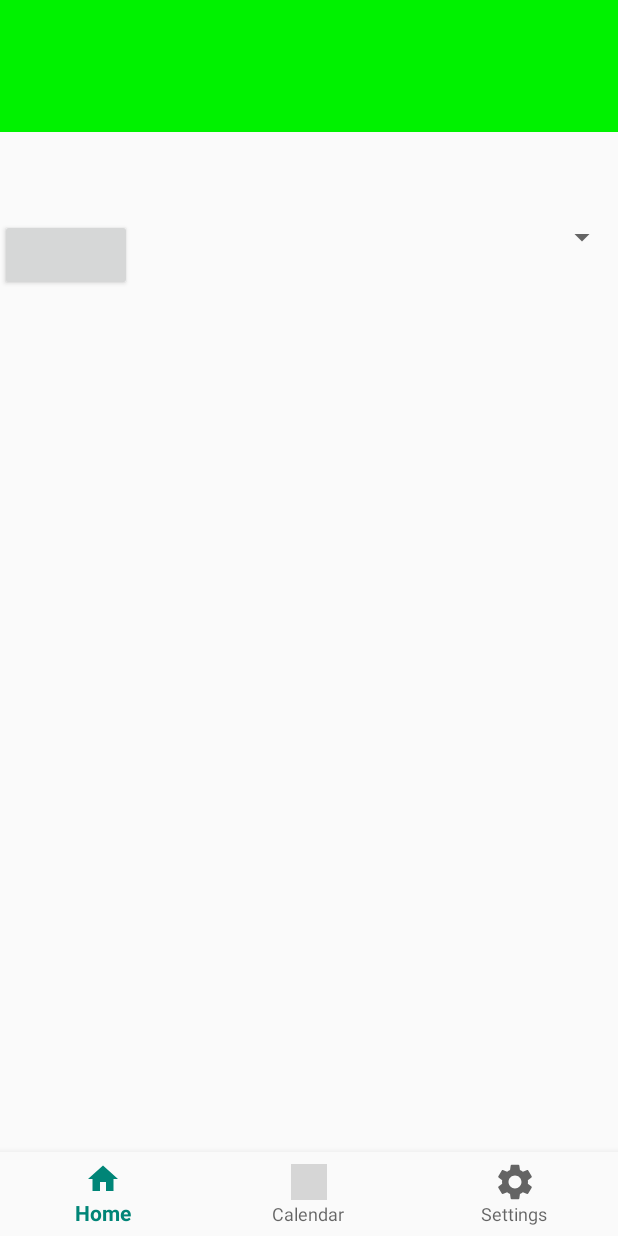
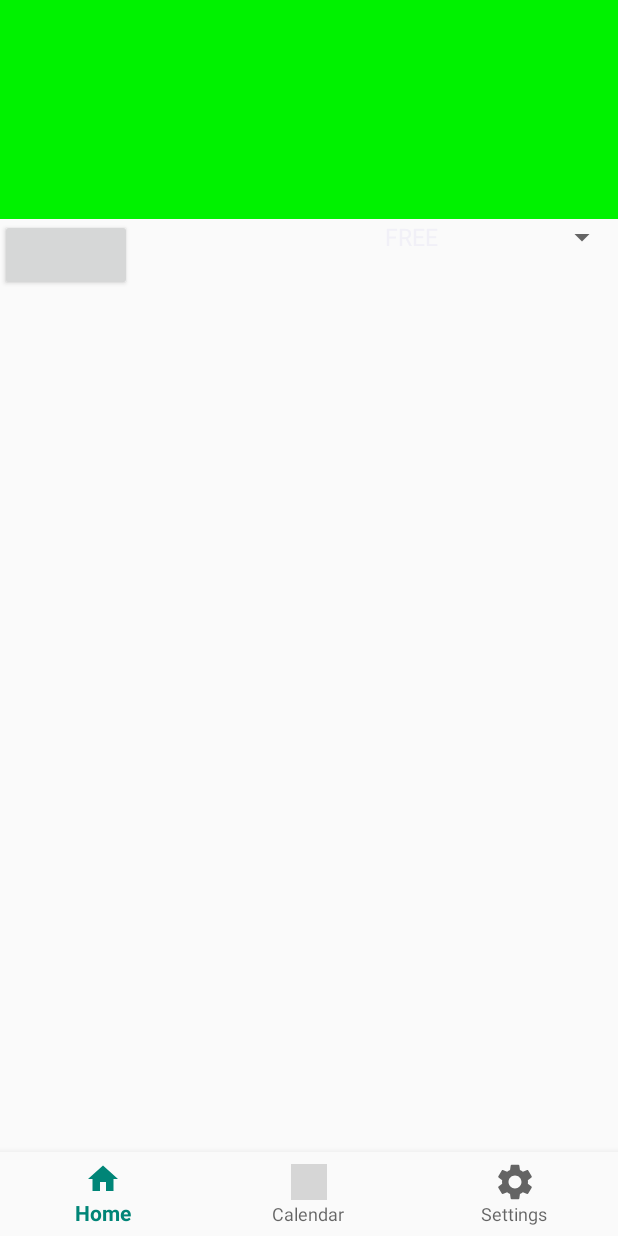
Before and after one commit to marcusrunge/RoomInfo.Droid, an Android app: the screen it shows after launch (MainActivity), on a phone screen of 412 x 824 dp. Run offline under Robolectric (Android 15) with nearby library versions, the phone set to English and light mode, and no system bars; our stand-ins replace Dagger/Hilt's generated code, Room's generated code, data binding, navigation-ui; libraries missing offline, so code that uses them is left out: androidx.databinding.library; 3 statements that could not run were skipped; grey boxes are pictures that could not be loaded.

Commit message:
REFACTORED code

```diff
--- a/app/src/main/kotlin/com/marcusrunge/roominfo/adapter/SpinnerViewBindingsAdapter.kt
+++ b/app/src/main/kotlin/com/marcusrunge/roominfo/adapter/SpinnerViewBindingsAdapter.kt
@@ -4,14 +4,13 @@ import android.widget.AdapterView
 import android.widget.ArrayAdapter
 import android.widget.Spinner
 import androidx.databinding.BindingAdapter
-import com.marcusrunge.roominfo.R
 
 object SpinnerViewBindingsAdapter {
 
     @BindingAdapter("setArrayAdapter")
     @JvmStatic
     fun bindArrayAdapter(spinner: Spinner, adapter: ArrayAdapter<CharSequence>?) {
-        adapter?.setDropDownViewResource(R.layout.custom_simple_spinner_dropdown_item)
+        adapter?.setDropDownViewResource(android.R.layout.simple_spinner_dropdown_item)
         spinner.adapter = adapter
     }
 
--- a/app/src/main/kotlin/com/marcusrunge/roominfo/ui/home/HomeViewModel.kt
+++ b/app/src/main/kotlin/com/marcusrunge/roominfo/ui/home/HomeViewModel.kt
@@ -1,8 +1,12 @@
 package com.marcusrunge.roominfo.ui.home
 
 import android.os.Message
+import android.view.View
+import android.widget.AdapterView
+import android.widget.ArrayAdapter
 import androidx.databinding.Bindable
 import androidx.databinding.library.baseAdapters.BR
+import com.marcusrunge.roominfo.R
 import com.marcusrunge.roominfo.adapter.AgendaRecyclerViewAdapter
 import com.marcusrunge.roominfo.data.interfaces.Data
 import com.marcusrunge.roominfo.models.AgendaItem
@@ -22,14 +26,25 @@ class HomeViewModel @Inject constructor(
     private val preferences: Preferences,
     private val data: Data,
     private val time: Time
-) : ViewModelBase() {
+) : ViewModelBase(), AdapterView.OnItemSelectedListener {
     private companion object {
-        val FORMATTED_TIME = 1
-        val FORMATTED_DATE = 2
+        const val FORMATTED_TIME = 1
+        const val FORMATTED_DATE = 2
     }
 
     private val agendaItems: MutableList<AgendaItem> = mutableListOf()
     private val timeSpanItems: MutableList<TimeSpanItem> = mutableListOf()
+
+    @get:Bindable
+    var occupancyAdapter: ArrayAdapter<CharSequence>? = ArrayAdapter.createFromResource(
+        applicationResource.applicationContext!!,
+        R.array.occupancy_states,
+        android.R.layout.simple_spinner_item
+    )
+        set(value) {
+            field = value
+            notifyPropertyChanged(BR.occupancyAdapter)
+        }
 
     @get:Bindable
     var agendaRecyclerViewAdapter: AgendaRecyclerViewAdapter? =
@@ -82,10 +97,13 @@ class HomeViewModel @Inject constructor(
         }
 
     @get:Bindable
-    var occupancyState: Int? = preferences.occupancyState
+    var occupancySelection: Int? = preferences.occupancyState
         set(value) {
-            field = value
-            notifyPropertyChanged(BR.occupancyState)
+            if (field != value) {
+                field = value
+                preferences.occupancyState = value
+                notifyPropertyChanged(BR.occupancySelection)
+            }
         }
 
     init {
@@ -150,4 +168,12 @@ class HomeViewModel @Inject constructor(
             FORMATTED_DATE -> formattedDate = inputMessage.obj as String
         }
     }
+
+    override fun onItemSelected(parent: AdapterView<*>?, view: View?, position: Int, id: Long) {
+        if (position != occupancySelection) occupancySelection = position
+    }
+
+    override fun onNothingSelected(parent: AdapterView<*>?) {
+        TODO("Not yet implemented")
+    }
 }
--- a/app/src/main/res/layout/fragment_home.xml
+++ b/app/src/main/res/layout/fragment_home.xml
@@ -18,7 +18,7 @@
             android:id="@+id/topPanel"
             android:layout_width="match_parent"
             android:layout_height="wrap_content"
-            app:setOccupancyState="@{viewmodel.occupancyState}"
+            app:setOccupancyState="@{viewmodel.occupancySelection}"
             app:layout_constraintEnd_toStartOf="parent"
             app:layout_constraintTop_toTopOf="parent">
 
@@ -41,7 +41,7 @@
                 android:text="@{viewmodel.companyName}"
                 android:textSize="32sp"
                 android:textStyle="bold"
-                app:setOccupancyState="@{viewmodel.occupancyState}"
+                app:setOccupancyState="@{viewmodel.occupancySelection}"
                 app:layout_constraintBottom_toBottomOf="parent"
                 app:layout_constraintStart_toEndOf="@id/logo"
                 app:layout_constraintTop_toTopOf="parent" />
@@ -74,6 +74,7 @@
             android:id="@+id/midPanel"
             android:layout_width="match_parent"
             android:layout_height="wrap_content"
+            app:setOccupancyState="@{viewmodel.occupancySelection}"
             app:layout_constraintTop_toBottomOf="@id/topPanel">
 
             <TextView
@@ -143,6 +144,9 @@
                 android:id="@+id/selection"
                 android:layout_width="wrap_content"
                 android:layout_height="wrap_content"
+                app:setArrayAdapter="@{viewmodel.occupancyAdapter}"
+                app:setSelection="@{viewmodel.occupancySelection}"
+                app:setsetOnItemSelectedListener="@{viewmodel}"
                 app:layout_constraintEnd_toEndOf="parent"
                 app:layout_constraintTop_toTopOf="parent" />
         </androidx.constraintlayout.widget.ConstraintLayout>
```
